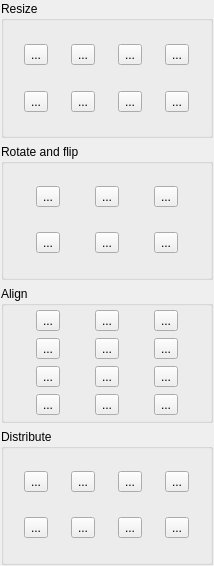
The window that src/LayoutToolboxWidget.ui (markus-wa/glmixer-mirror) describes before a commit, drawn with Qt 5.
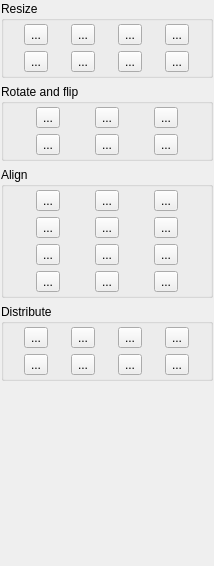
The same window after the commit. Icons and pictures are not drawn.

Commit message: Correct behavior for scaling and rotation tools in Mixing view when sources have same coordinates. Improved Layout actions in mixing view (snap to border of mixing circle).

```diff
--- a/src/LayoutToolboxWidget.ui
+++ b/src/LayoutToolboxWidget.ui
@@ -757,6 +757,19 @@
      </layout>
     </widget>
    </item>
+   <item>
+    <spacer name="verticalSpacer">
+     <property name="orientation">
+      <enum>Qt::Vertical</enum>
+     </property>
+     <property name="sizeHint" stdset="0">
+      <size>
+       <width>20</width>
+       <height>40</height>
+      </size>
+     </property>
+    </spacer>
+   </item>
   </layout>
  </widget>
  <resources>
```
Left out of the diff: 55 changed lines with no effect on the pictures. The commit also changes 4 other files.
